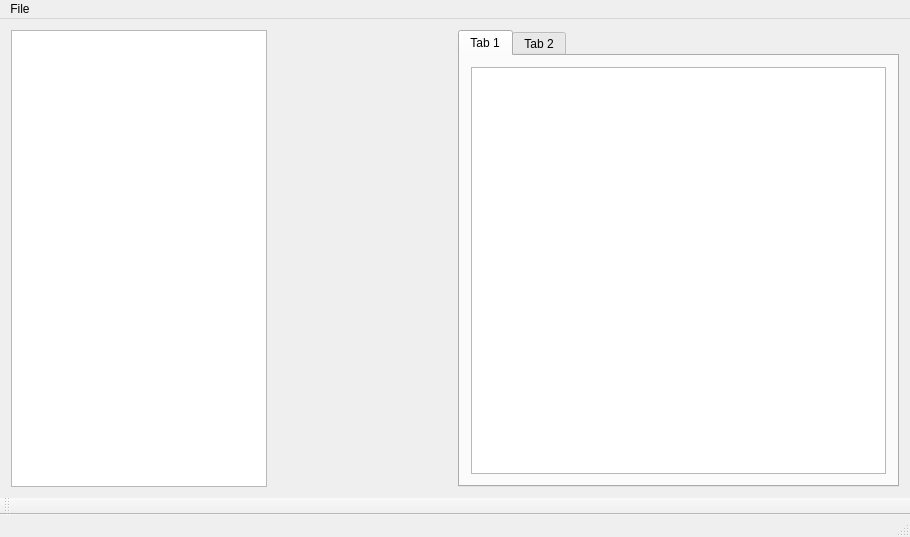
Qt form mainwindow.ui (BetmanSmall/MapEditorCpp) before a commit.
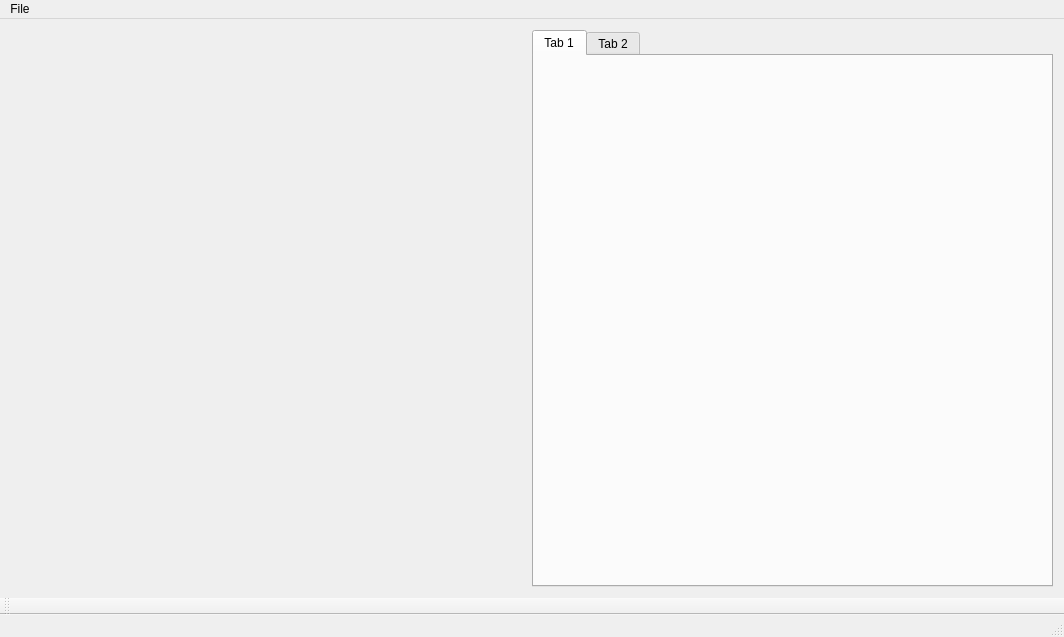
The same form after that commit.

Diff of the .ui file:
```diff
--- a/mainwindow.ui
+++ b/mainwindow.ui
@@ -6,8 +6,8 @@
    <rect>
     <x>0</x>
     <y>0</y>
-    <width>910</width>
-    <height>537</height>
+    <width>1064</width>
+    <height>637</height>
    </rect>
   </property>
   <property name="windowTitle">
@@ -17,9 +17,6 @@
    <layout class="QHBoxLayout" name="horizontalLayout">
     <item>
      <layout class="QHBoxLayout" name="horizontalLayout_2">
-      <item>
-       <widget class="QTableWidget" name="tableWidget"/>
-      </item>
       <item>
        <spacer name="horizontalSpacer">
         <property name="orientation">
@@ -46,11 +43,7 @@
          <attribute name="title">
           <string>Tab 1</string>
          </attribute>
-         <layout class="QVBoxLayout" name="verticalLayout">
-          <item>
-           <widget class="QListView" name="listView"/>
-          </item>
-         </layout>
+         <layout class="QVBoxLayout" name="verticalLayout"/>
         </widget>
         <widget class="QWidget" name="tab_1">
          <attribute name="title">
@@ -73,7 +66,7 @@
     <rect>
      <x>0</x>
      <y>0</y>
-     <width>910</width>
+     <width>1064</width>
      <height>26</height>
     </rect>
    </property>
```
Left out of the diff: 6 changed lines with no effect on the pictures.
